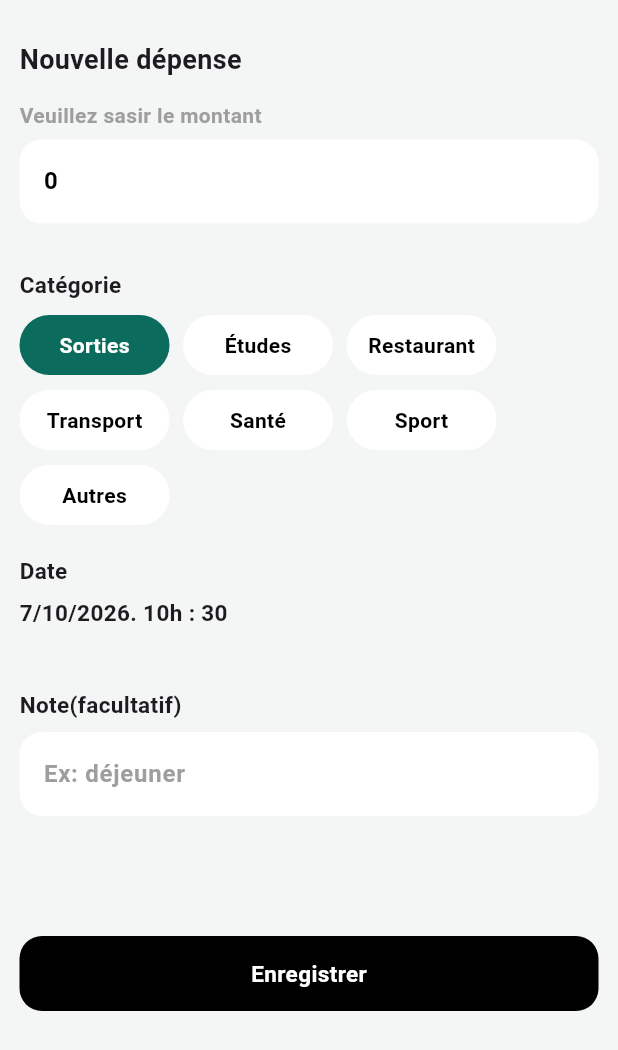
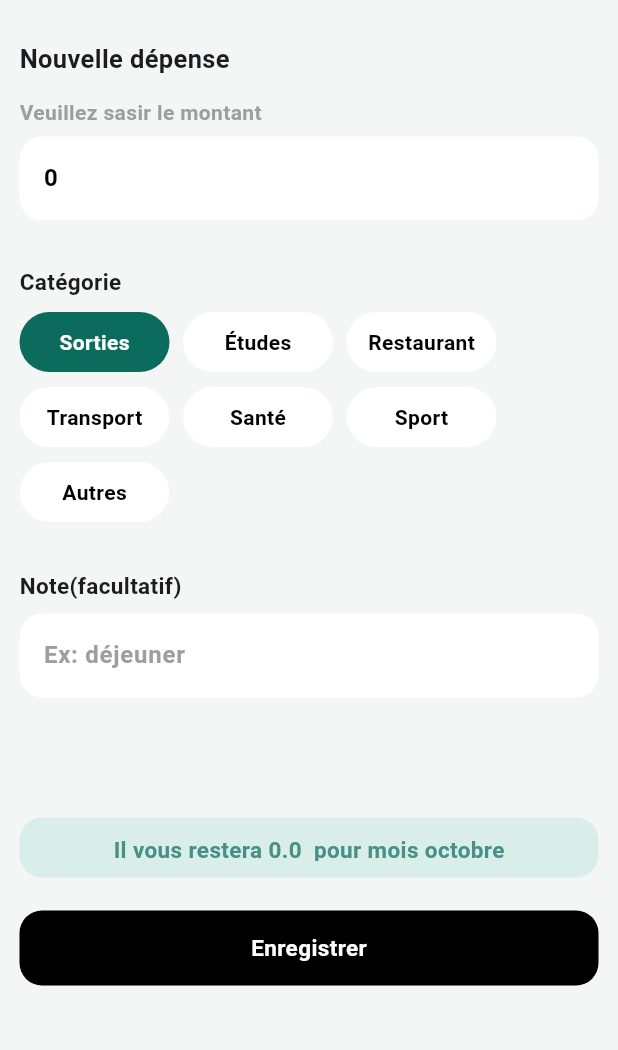
Before and after one commit to Mohamedissa282/mes_depenses, a Flutter app: the AjouteDepense screen opened directly, on a phone screen of 412 x 824 dp. Shown: the top 1050 px of the screen. Run offline on Flutter 3.47's test engine with Material 3 defaults, Android fonts, the phone set to English and light mode, and no system bars; our stand-ins replace awesome_dialog, cloud_firestore, firebase_auth, firebase_core, firebase_storage, lottie and 1 more; missing offline and left inert: currency_picker; accounts and stored records are empty.

```diff
--- a/lib/pages/categorie/depense_page.dart
+++ b/lib/pages/categorie/depense_page.dart
@@ -26,14 +26,6 @@ class _AjouteDepenseState extends State<AjouteDepense> {
   DateTime dateTime = new DateTime.now();
 
   bool isLoading = false;
-  void initState() {
-    Timer.periodic(Duration(seconds: 1), (timer) {
-      setState(() {
-        dateTime = DateTime.now();
-      });
-    });
-    super.initState();
-  }
 
   Future<void> ajouteDepense() async {
     try {
@@ -80,6 +72,14 @@ class _AjouteDepenseState extends State<AjouteDepense> {
 
   @override
   Widget build(BuildContext context) {
+    final budgetProvider = Provider.of<Budgetprovider>(
+        context,
+
+      );
+      final userProvider = Provider.of<UserProvider>(context);
+    DateTime now = DateTime.now();
+    String moisActuel = DateFormat('MMMM', 'fr_FR').format(now);
+    int anneeActuelle = now.year;
     return Scaffold(
       backgroundColor: AppColors.background,
       body: SafeArea(
@@ -93,7 +93,7 @@ class _AjouteDepenseState extends State<AjouteDepense> {
                 children: [
                   Text(
                     "Nouvelle dépense",
-                    style: TextStyle(fontWeight: FontWeight.bold, fontSize: 18),
+                    style: TextStyle(fontWeight: FontWeight.bold, fontSize: 17),
                   ),
                   SizedBox(height: 14),
                   Text(
@@ -149,18 +149,8 @@ class _AjouteDepenseState extends State<AjouteDepense> {
                       Categorie("Autres"),
                     ],
                   ),
-                  SizedBox(height: 20),
-                  Text(
-                    "Date",
-                    style: TextStyle(fontWeight: FontWeight.bold, fontSize: 15),
-                  ),
-                  SizedBox(height: 7),
-                  Text(
-                    "${dateTime.day}/${dateTime.month}/${dateTime.year}. ${dateTime.hour}h : ${dateTime.minute}",
-                    style: TextStyle(fontWeight: FontWeight.bold, fontSize: 15),
-                  ),
+                  SizedBox(height: 32),
 
-                  SizedBox(height: 40),
                   Text(
                     "Note(facultatif)",
                     style: TextStyle(fontWeight: FontWeight.bold, fontSize: 15),
@@ -184,7 +174,31 @@ class _AjouteDepenseState extends State<AjouteDepense> {
                       ),
                     ),
                   ),
-                  SizedBox(height: 80),
+                   SizedBox(height: 80),
+
+                  Container(
+                    height: 40,
+                    width: double.infinity,
+                    decoration: BoxDecoration(
+                      borderRadius: BorderRadius.circular(15),
+                      color: Color(0xFFD9EEE9),
+                    ),
+                    child: Padding(
+                      padding: const EdgeInsets.all(11.0),
+                      child: Center(
+                        child: Text(
+                          "Il vous restera ${budgetProvider.resteBudget} ${userProvider.currencySymbole} pour mois ${moisActuel}",
+                          style: TextStyle(
+                            fontWeight: FontWeight.bold,
+                            fontSize: 15,
+                            color: AppColors.primaryLight
+                          ),
+                        ),
+                      ),
+                    ),
+                  ),
+
+                  SizedBox(height: 22),
                   InkWell(
                     onTap: () {
                       if (key.currentState!.validate()) {
--- a/lib/provider/budget_provider.dart
+++ b/lib/provider/budget_provider.dart
@@ -6,12 +6,22 @@ class Budgetprovider with ChangeNotifier {
   double _resteBudget = 0.0;
   double _totalDepense = 0.0;
   List<QueryDocumentSnapshot> _depensesDuMois = [];
-
+  bool _isLoding = true;
+  bool _isHiden = false;
+  bool get isLoading => _isLoding;
+  bool get isHiden => _isHiden;
   double get resteBudget => _resteBudget;
   double get totalDepense => _totalDepense;
   List<QueryDocumentSnapshot> get listDepenses => _depensesDuMois;
 
+  void getHiden() {
+    _isHiden = !_isHiden;
+    notifyListeners();
+  }
+
   Future<void> chargerDepensesDuMois(String uid, double budgetMax) async {
+    _isLoding = true;
+    notifyListeners();
     DateTime now = DateTime.now();
     String moisActuel = DateFormat('MMMM', 'fr_FR').format(now).toLowerCase();
     int anneeActuelle = now.year;
@@ -33,6 +43,7 @@ class Budgetprovider with ChangeNotifier {
 
     _resteBudget = budgetMax - _totalDepense;
 
+    _isLoding = false;
     notifyListeners();
   }
 }
```
Also changed, not shown: lib/pages/authentification/connexion_inscription_page.dart (+9 -4 lines), lib/pages/home/home_page.dart (+43 -6 lines), lib/pages/questions/questions_page.dart (+11 -3 lines), lib/pages/setting/profil_page.dart (+65 -57 lines).
